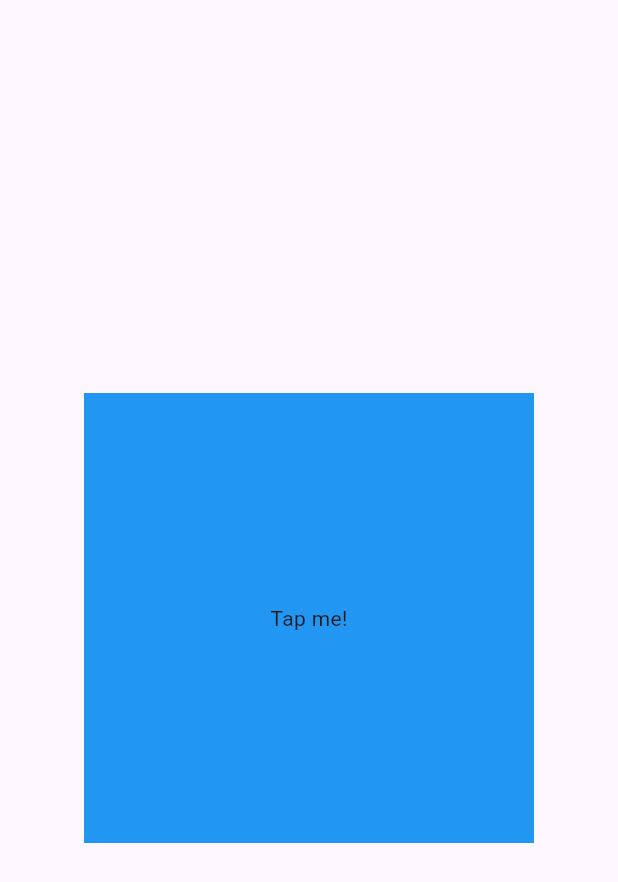
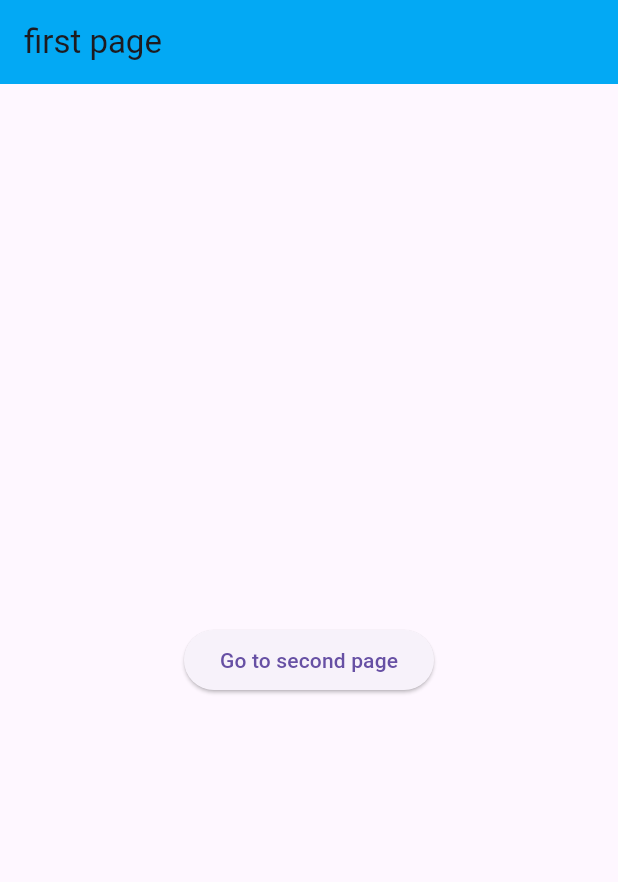
Before and after one commit to Masyak95/my_app, a Flutter app: the screen it shows after launch, on a phone screen of 412 x 824 dp. Shown: the top 882 px of the screen. Run offline on Flutter 3.47's test engine with Material 3 defaults, Android fonts, the phone set to English and light mode, and no system bars.

```diff
--- a/lib/main.dart
+++ b/lib/main.dart
@@ -1,35 +1,23 @@
-import 'package:flutter/cupertino.dart';
 import 'package:flutter/material.dart';
-import 'package:flutter/widgets.dart';
+import 'package:my_app/pages/first_page.dart';
+import 'package:my_app/pages/second_page.dart';
 
 void main() {
   runApp(MyApp());
 }
 
 class MyApp extends StatelessWidget {
-   MyApp({super.key});
-
-   void userTapped(){
-     print("tap");
-   }
+  const MyApp({super.key});
 
   @override
   Widget build(BuildContext context) {
     return MaterialApp(
       debugShowCheckedModeBanner: false,
-      home: Scaffold(
-       body: Center(
-         child: GestureDetector(
-           onTap: userTapped,
-           child: Container(
-             width: 300,
-             height: 300,
-             color: Colors.blue,
-             child: Center(child: Text("Tap me!")),
-           ),
-         ),
-       ),
-      ),
+      home: FirstPage(),
+      routes: {
+        "/firstPage": (context) => FirstPage(),
+        "/secondPage": (context) => SecondPage(),
+      },
     );
   }
 }
--- /dev/null
+++ b/lib/pages/first_page.dart
@@ -0,0 +1,22 @@
+import 'package:flutter/material.dart';
+
+class FirstPage extends StatelessWidget {
+  const FirstPage({super.key});
+
+  @override
+  Widget build(BuildContext context) {
+    return Scaffold(
+      appBar: AppBar(
+        title: Text("first page"),
+        backgroundColor: Colors.lightBlue,
+      ),
+      body: Center(
+          child: ElevatedButton(
+            child: Text("Go to second page"),
+            onPressed: () {
+              Navigator.pushNamed(context, "/secondPage");
+            },
+          )),
+    );
+  }
+}
```
Also changed, not shown: lib/pages/second_page.dart (added, +15 -0 lines).
